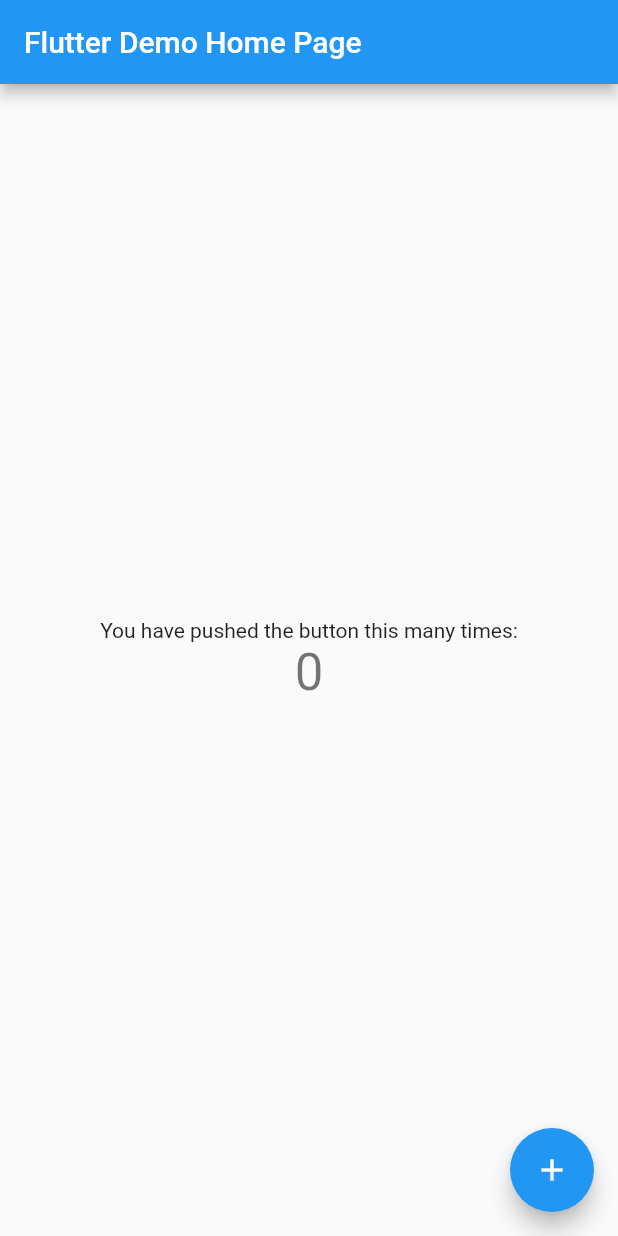
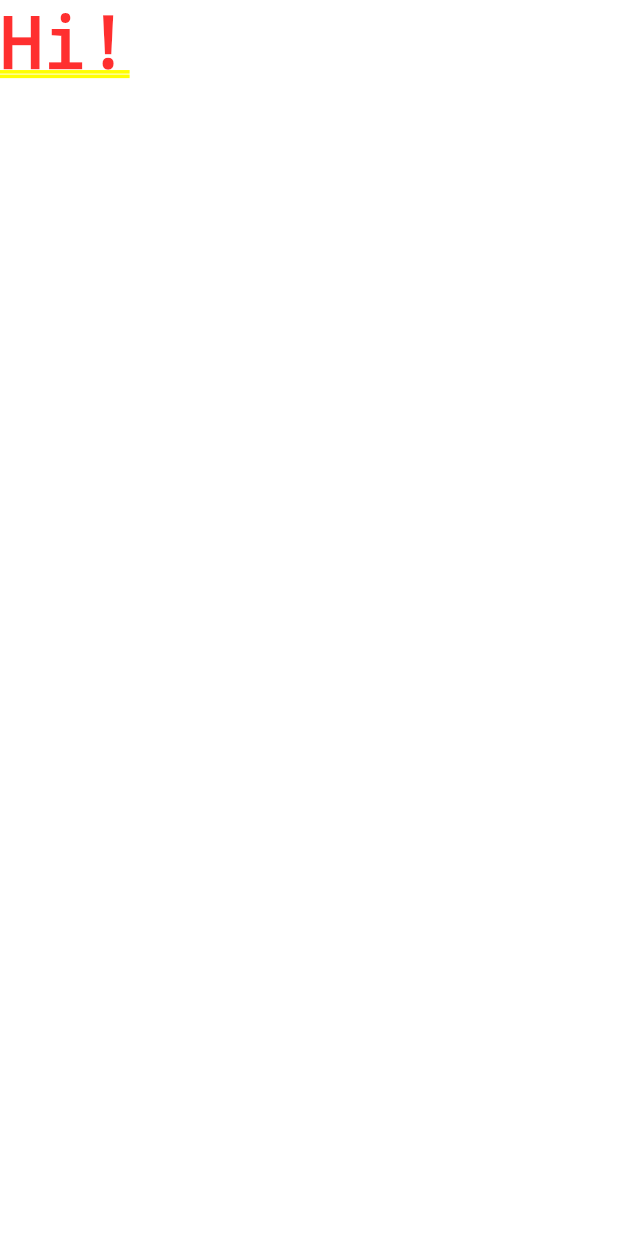
Before and after one commit to VoropayAndrey/GiphySearcher, a Flutter app: the screen it shows after launch, on a phone screen of 412 x 824 dp. Run offline on Flutter 3.47's test engine with Material 2 defaults, Android fonts, the phone set to English and light mode, and no system bars.

Commit message:
InheritedWidget was used as main widget

```diff
--- a/lib/main.dart
+++ b/lib/main.dart
@@ -1,111 +1,18 @@
 import 'package:flutter/material.dart';
+import 'package:giphy_searcher/ui/main_widget.dart';
 
 void main() => runApp(MyApp());
 
 class MyApp extends StatelessWidget {
-  // This widget is the root of your application.
   @override
   Widget build(BuildContext context) {
     return MaterialApp(
+      debugShowCheckedModeBanner: false,
       title: 'Flutter Demo',
       theme: ThemeData(
-        // This is the theme of your application.
-        //
-        // Try running your application with "flutter run". You'll see the
-        // application has a blue toolbar. Then, without quitting the app, try
-        // changing the primarySwatch below to Colors.green and then invoke
-        // "hot reload" (press "r" in the console where you ran "flutter run",
-        // or simply save your changes to "hot reload" in a Flutter IDE).
-        // Notice that the counter didn't reset back to zero; the application
-        // is not restarted.
         primarySwatch: Colors.blue,
       ),
-      home: MyHomePage(title: 'Flutter Demo Home Page'),
+      home: MainInheritedWidget(Text('Hi!')),
     );
   }
 }
-
-class MyHomePage extends StatefulWidget {
-  MyHomePage({Key key, this.title}) : super(key: key);
-
-  // This widget is the home page of your application. It is stateful, meaning
-  // that it has a State object (defined below) that contains fields that affect
-  // how it looks.
-
-  // This class is the configuration for the state. It holds the values (in this
-  // case the title) provided by the parent (in this case the App widget) and
-  // used by the build method of the State. Fields in a Widget subclass are
-  // always marked "final".
-
-  final String title;
-
-  @override
-  _MyHomePageState createState() => _MyHomePageState();
-}
-
-class _MyHomePageState extends State<MyHomePage> {
-  int _counter = 0;
-
-  void _incrementCounter() {
-    setState(() {
-      // This call to setState tells the Flutter framework that something has
-      // changed in this State, which causes it to rerun the build method below
-      // so that the display can reflect the updated values. If we changed
-      // _counter without calling setState(), then the build method would not be
-      // called again, and so nothing would appear to happen.
-      _counter++;
-    });
-  }
-
-  @override
-  Widget build(BuildContext context) {
-    // This method is rerun every time setState is called, for instance as done
-    // by the _incrementCounter method above.
-    //
-    // The Flutter framework has been optimized to make rerunning build methods
-    // fast, so that you can just rebuild anything that needs updating rather
-    // than having to individually change instances of widgets.
-    return Scaffold(
-      appBar: AppBar(
-        // Here we take the value from the MyHomePage object that was created by
-        // the App.build method, and use it to set our appbar title.
-        title: Text(widget.title),
-      ),
-      body: Center(
-        // Center is a layout widget. It takes a single child and positions it
-        // in the middle of the parent.
-        child: Column(
-          // Column is also layout widget. It takes a list of children and
-          // arranges them vertically. By default, it sizes itself to fit its
-          // children horizontally, and tries to be as tall as its parent.
-          //
-          // Invoke "debug painting" (press "p" in the console, choose the
-          // "Toggle Debug Paint" action from the Flutter Inspector in Android
-          // Studio, or the "Toggle Debug Paint" command in Visual Studio Code)
-          // to see the wireframe for each widget.
-          //
-          // Column has various properties to control how it sizes itself and
-          // how it positions its children. Here we use mainAxisAlignment to
-          // center the children vertically; the main axis here is the vertical
-          // axis because Columns are vertical (the cross axis would be
-          // horizontal).
-          mainAxisAlignment: MainAxisAlignment.center,
-          children: <Widget>[
-            Text(
-              'You have pushed the button this many times:',
-            ),
-            Text(
-              '$_counter',
-              style: Theme.of(context).textTheme.display1,
-            ),
-          ],
-        ),
-      ),
-      floatingActionButton: FloatingActionButton(
-        onPressed: _incrementCounter,
-        tooltip: 'Increment',
-        child: Icon(Icons.add),
-      ), // This trailing comma makes auto-formatting nicer for build methods.
-    );
-  }
-}
--- /dev/null
+++ b/lib/ui/main_widget.dart
@@ -0,0 +1,17 @@
+import 'package:flutter/material.dart';
+
+class MainInheritedWidget extends InheritedWidget {
+  TextEditingController searchController = new TextEditingController();
+  ScrollController scrollController = new ScrollController();
+
+  MainInheritedWidget(Widget child) : super(child: child);
+
+  @override
+  bool updateShouldNotify(InheritedWidget oldWidget) {
+
+  }
+
+  static MainInheritedWidget of(BuildContext buildContext) {
+    return buildContext.inheritFromWidgetOfExactType(MainInheritedWidget);
+  }
+}
```
